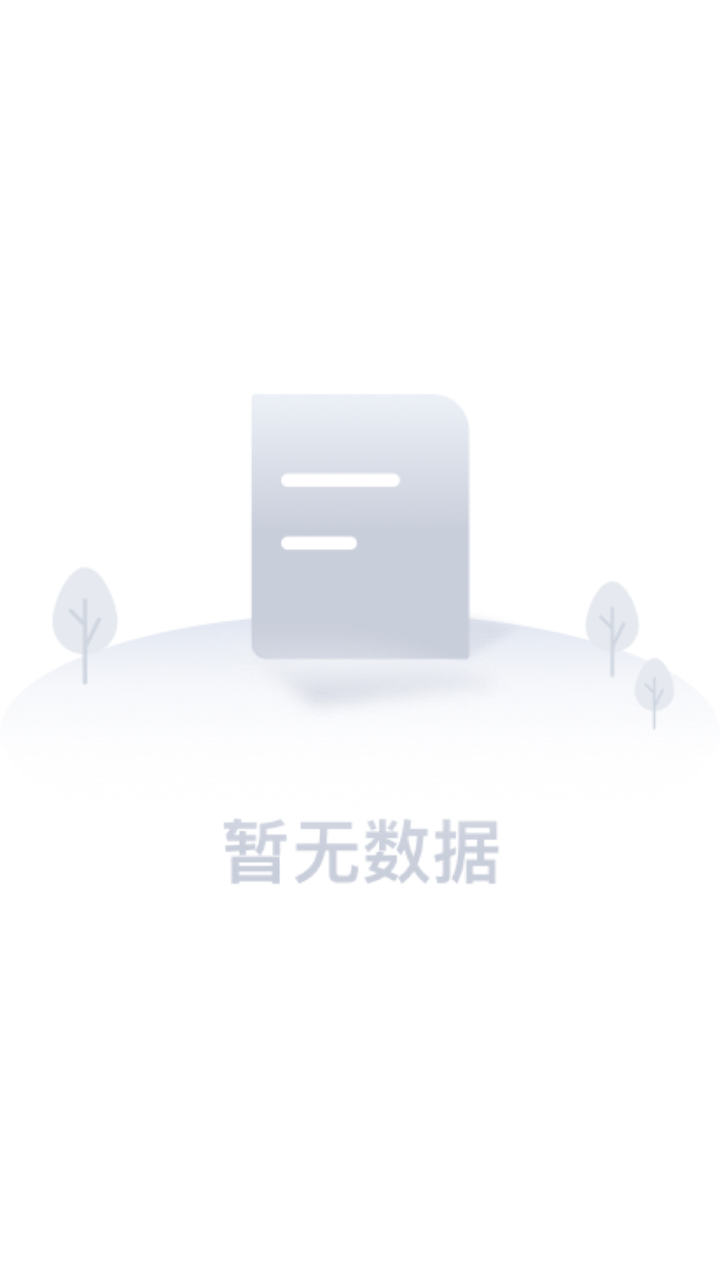
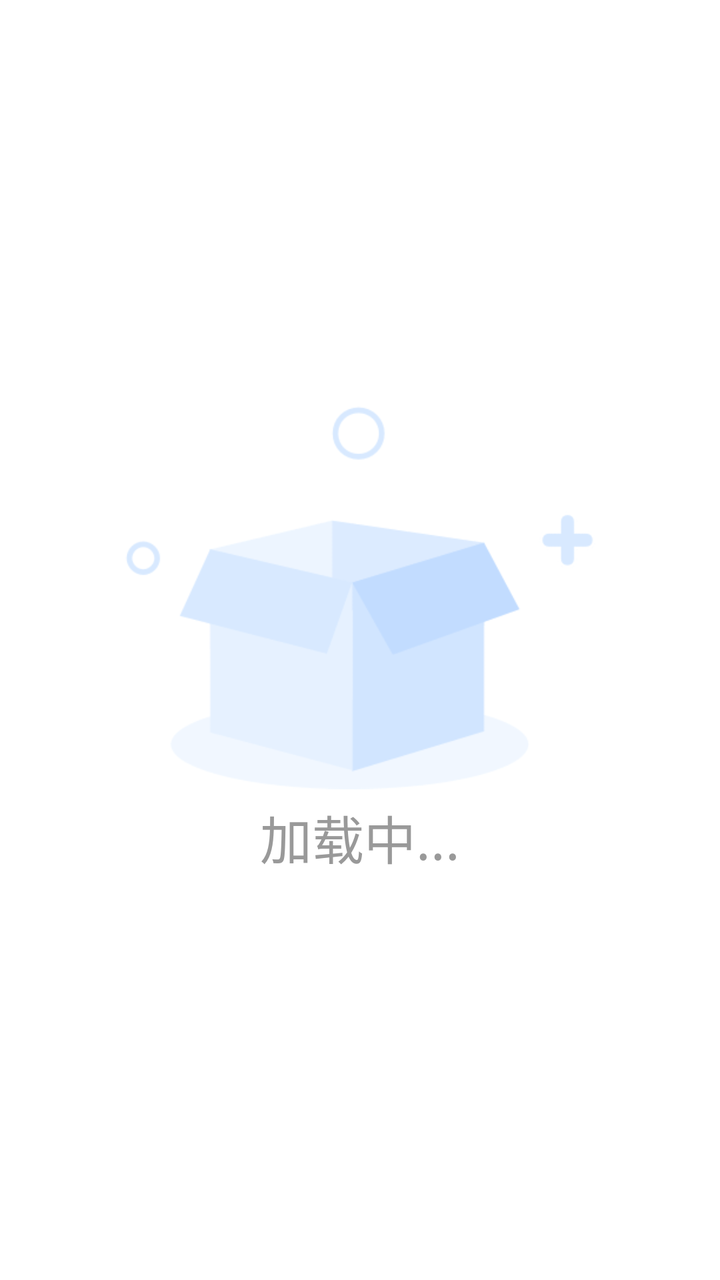

The first picture is an Android layout as it rendered before a commit; the second is the same layout after the commit. The layout source and the unified diff follow.
<!-- AndroidManifest.xml: another module's application theme Theme.CommonLib -->
<!-- res/layout/layout_empty.xml -->
<?xml version="1.0" encoding="utf-8"?>
<FrameLayout xmlns:android="http://schemas.android.com/apk/res/android"
    android:layout_width="match_parent"
    android:layout_height="match_parent">

    <ImageView
        android:layout_width="wrap_content"
        android:layout_height="wrap_content"
        android:layout_gravity="center"
        android:src="@drawable/ic_empty"/>

</FrameLayout>
<!-- resources referenced by this layout -->
<resources>
  <!-- drawable ic_empty: png bitmap (drawable-xxhdpi, 299275 bytes) -->
  <style name="Theme.CommonLib" parent="Theme.MaterialComponents.DayNight.DarkActionBar">
          
          <item name="colorPrimary">@color/purple_500</item>
          <item name="colorPrimaryVariant">@color/purple_700</item>
          <item name="colorOnPrimary">@color/white</item>
          
          <item name="colorSecondary">@color/teal_200</item>
          <item name="colorSecondaryVariant">@color/teal_700</item>
          <item name="colorOnSecondary">@color/black</item>
          
          <item name="android:statusBarColor">?attr/colorPrimaryVariant</item>
          
      </style>
  <color name="purple_500">#FF6200EE</color>
  <color name="purple_700">#FF3700B3</color>
  <color name="white">#FFFFFFFF</color>
  <color name="teal_200">#FF03DAC5</color>
  <color name="teal_700">#FF018786</color>
  <color name="black">#FF000000</color>
</resources>

<!-- the commit's change to res/layout/layout_empty.xml (unified diff, before → after) -->
@@ -1,12 +1,35 @@
 <?xml version="1.0" encoding="utf-8"?>
-<FrameLayout xmlns:android="http://schemas.android.com/apk/res/android"
+<androidx.constraintlayout.widget.ConstraintLayout xmlns:android="http://schemas.android.com/apk/res/android"
+    xmlns:app="http://schemas.android.com/apk/res-auto"
     android:layout_width="match_parent"
     android:layout_height="match_parent">
 
     <ImageView
+        android:id="@+id/ivEmpty"
         android:layout_width="wrap_content"
+        android:layout_height="0dp"
+        android:adjustViewBounds="true"
+        android:src="@drawable/not_data"
+        app:layout_constraintBottom_toTopOf="@+id/tvEmpty"
+        app:layout_constraintEnd_toEndOf="parent"
+        app:layout_constraintHeight_percent="0.3"
+        app:layout_constraintStart_toStartOf="parent"
+        app:layout_constraintTop_toTopOf="parent"
+        app:layout_constraintVertical_chainStyle="packed" />
+
+    <TextView
+        android:id="@+id/tvEmpty"
+        android:layout_width="match_parent"
         android:layout_height="wrap_content"
-        android:layout_gravity="center"
-        android:src="@drawable/ic_empty"/>
+        android:layout_marginHorizontal="16dp"
+        android:layout_marginTop="5dp"
+        android:gravity="center"
+        android:text="加载中..."
+        android:textColor="#999999"
+        android:textSize="26dp"
+        app:layout_constraintBottom_toBottomOf="parent"
+        app:layout_constraintEnd_toEndOf="parent"
+        app:layout_constraintStart_toStartOf="parent"
+        app:layout_constraintTop_toBottomOf="@+id/ivEmpty" />
 
-</FrameLayout>
+</androidx.constraintlayout.widget.ConstraintLayout>
<!-- resource entries referenced after the edit -->
@@ -1,6 +1,6 @@
 <!-- resources referenced by this layout -->
 <resources>
-  <!-- drawable ic_empty: png bitmap (drawable-xxhdpi, 299275 bytes) -->
+  <!-- drawable not_data: png bitmap (drawable-xxhdpi, 5515 bytes) -->
   <style name="Theme.CommonLib" parent="Theme.MaterialComponents.DayNight.DarkActionBar">
           
           <item name="colorPrimary">@color/purple_500</item>
@@ -16,9 +16,9 @@
       </style>
   <color name="purple_500">#FF6200EE</color>
   <color name="purple_700">#FF3700B3</color>
-  <color name="white">#FFFFFFFF</color>
+  <color name="white">#FFFFFF</color>
   <color name="teal_200">#FF03DAC5</color>
   <color name="teal_700">#FF018786</color>
-  <color name="black">#FF000000</color>
+  <color name="black">#000000</color>
 </resources>
 
